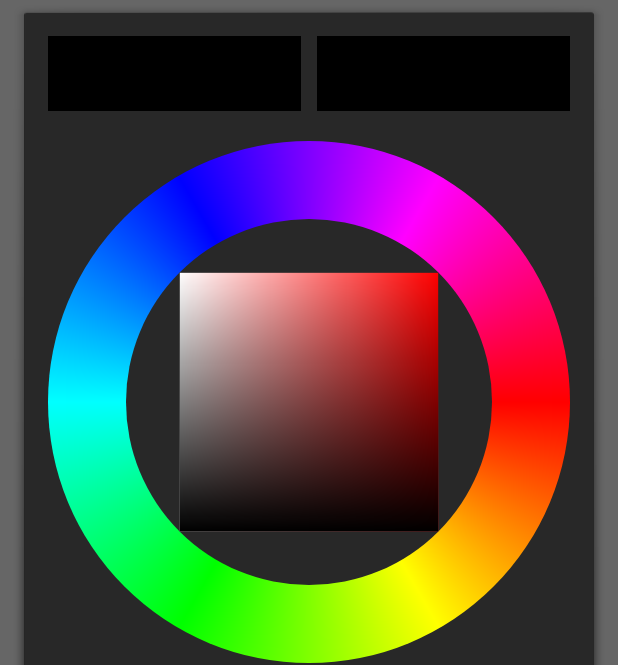
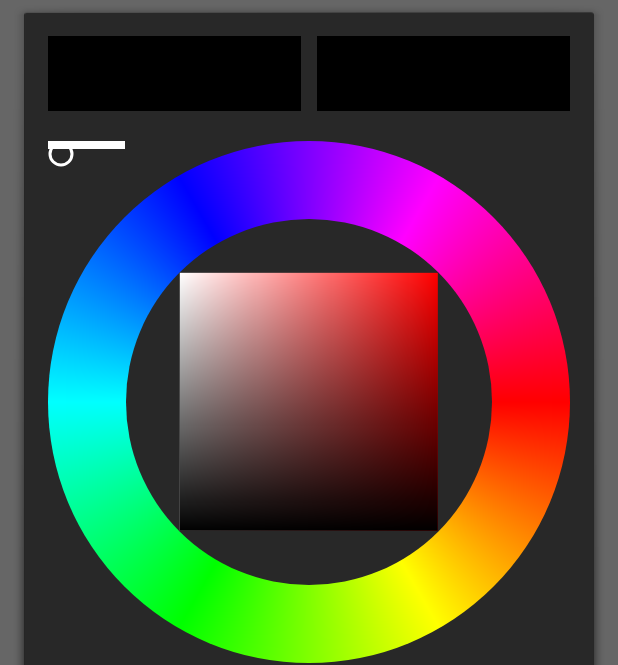
Before and after one commit to krre/AprilBrush-Mobile, an Android app: the screen it shows after launch (MainActivity), after a tap on an icon or button, on a phone screen of 412 x 824 dp. Shown: the top 665 px of the screen. Run offline under Robolectric (Android 15) with nearby library versions, the phone set to English and light mode, and no system bars.

Commit message:
colorpicker: get color by touching

```diff
--- a/AprilBrush/src/main/AndroidManifest.xml
+++ b/AprilBrush/src/main/AndroidManifest.xml
@@ -1,8 +1,8 @@
 <?xml version="1.0" encoding="utf-8"?>
 <manifest xmlns:android="http://schemas.android.com/apk/res/android"
     package="ua.inf.krre.aprilbrush"
-    android:versionCode="1"
-    android:versionName="0.1.0">
+    android:versionCode="0100"
+    android:versionName="1.0.0">
 
     <uses-sdk
         android:minSdkVersion="7"
--- a/AprilBrush/src/main/java/ua/inf/krre/aprilbrush/logic/BrushEngine.java
+++ b/AprilBrush/src/main/java/ua/inf/krre/aprilbrush/logic/BrushEngine.java
@@ -56,6 +56,10 @@ public class BrushEngine implements Observer {
 
     public int getColor() {
         return color;
+    }
+
+    public void setColor(int color) {
+        this.color = color;
     }
 
     public List<BrushData.Brush> getBrushList() {
--- a/AprilBrush/src/main/java/ua/inf/krre/aprilbrush/view/ColorPickerView.java
+++ b/AprilBrush/src/main/java/ua/inf/krre/aprilbrush/view/ColorPickerView.java
@@ -14,43 +14,82 @@ import android.util.AttributeSet;
 import android.util.Log;
 import android.view.MotionEvent;
 import android.view.View;
+import android.widget.ImageView;
+
+import ua.inf.krre.aprilbrush.R;
+import ua.inf.krre.aprilbrush.logic.BrushEngine;
 
 public class ColorPickerView extends View {
-    private final float RING_RATIO = 0.7f;
+    private final static float RING_RATIO = 0.7f;
+    private final static int HUE = 0;
+    private final static int SATURATION = 1;
+    private final static int VALUE = 2;
+    boolean hueGrab = false;
+    boolean satValGrab = false;
+    ImageView colorNewImageView;
     private Paint paint = new Paint(Paint.ANTI_ALIAS_FLAG);
-    private Bitmap bitmap;
+    private Paint satPaint = new Paint(Paint.ANTI_ALIAS_FLAG);
+    private Bitmap ringBitmap;
+    private Bitmap satBitmap;
+    private Bitmap valBitmap;
+    private Bitmap hueSelectorBitmap;
+    private Bitmap satValSelectorBitmap;
+    private Canvas satCanvas;
+    private float outerRingRadius;
+    private float innerRingRadius;
     private int containerWidth;
+    private float rectSize;
+    private float[] hsv = new float[3];
+    private BrushEngine brushEngine;
+    private float xyRect;
 
     public ColorPickerView(Context context, AttributeSet attrs) {
         super(context, attrs);
-
+        brushEngine = BrushEngine.getInstance();
     }
 
     @Override
     protected void onSizeChanged(int w, int h, int oldw, int oldh) {
         containerWidth = Math.min(w, h);
         if (containerWidth > 0) {
-            createColorPicker(containerWidth);
+            Color.colorToHSV(brushEngine.getColor(), hsv);
+            drawColorPicker(containerWidth);
+
+            View colorPickerLayout = (View) getParent();
+            colorNewImageView = (ImageView) colorPickerLayout.findViewById(R.id.colorNewImageView);
         }
     }
 
-    private void createColorPicker(int width) {
-        bitmap = Bitmap.createBitmap(width, width, Bitmap.Config.ARGB_8888);
-        bitmap.eraseColor(Color.TRANSPARENT);
+    private void drawColorPicker(int width) {
+        drawColorRing(width);
 
-        createColorRing(width);
+        rectSize = (float) (width * RING_RATIO / Math.sqrt(2f));
+        xyRect = (width - rectSize) / 2f;
 
-        float rectSize = (float) (width * RING_RATIO / Math.sqrt(2f));
-        createRectangle(rectSize);
+        satBitmap = Bitmap.createBitmap((int) rectSize, (int) rectSize, Bitmap.Config.ARGB_8888);
+        satCanvas = new Canvas(satBitmap);
+
+        drawSatRectangle(rectSize);
+        drawValRectangle(rectSize);
+
+        drawHueSelector(rectSize);
+        drawSatValSelector(rectSize);
+
+        outerRingRadius = width / 2;
+        innerRingRadius = outerRingRadius * RING_RATIO;
     }
 
-    private void createColorRing(int width) {
+    private void drawColorRing(int width) {
+        ringBitmap = Bitmap.createBitmap(width, width, Bitmap.Config.ARGB_8888);
+        ringBitmap.eraseColor(Color.TRANSPARENT);
+        Canvas canvas = new Canvas(ringBitmap);
+
         int center = width / 2;
         Shader ringShader = new SweepGradient(center, center, gradientColors(), null);
 
         Paint paint = new Paint(Paint.ANTI_ALIAS_FLAG);
         paint.setShader(ringShader);
-        Canvas canvas = new Canvas(bitmap);
+
         canvas.drawCircle(center, center, center, paint);
 
         paint.reset();
@@ -60,19 +99,45 @@ public class ColorPickerView extends View {
         canvas.drawCircle(center, center, Math.round(RING_RATIO * center), paint);
     }
 
-    private void createRectangle(float width) {
-        float x = (containerWidth - width) / 2f;
-        float y = x;
+    private void drawSatRectangle(float width) {
+        int hueColor = Color.HSVToColor(255, new float[]{hsv[HUE], 1.0f, 1.0f});
+        Shader saturationShader = new LinearGradient(0, 0, width, 0, Color.WHITE, hueColor, Shader.TileMode.CLAMP);
+        satPaint.setShader(saturationShader);
+        satCanvas.drawRect(0, 0, width, width, satPaint);
+    }
+
+    private void drawValRectangle(float width) {
         Paint paint = new Paint(Paint.ANTI_ALIAS_FLAG);
+        Shader valueShader = new LinearGradient(0, 0, 0, 0 + width, 0x00000000, 0xFF000000, Shader.TileMode.CLAMP);
+        paint.setShader(valueShader);
 
-        Shader saturationShader = new LinearGradient(x, y, x + width, y, Color.WHITE, Color.RED, Shader.TileMode.CLAMP);
-        paint.setShader(saturationShader);
-        Canvas canvas = new Canvas(bitmap);
-        canvas.drawRect(x, y, x + width, y + width, paint);
+        valBitmap = Bitmap.createBitmap((int) width, (int) width, Bitmap.Config.ARGB_8888);
+        Canvas canvas = new Canvas(valBitmap);
+        canvas.drawRect(0, 0, width, width, paint);
+    }
 
-        Shader valueShader = new LinearGradient(x, y, x, y + width, 0x00000000, 0xFF000000, Shader.TileMode.CLAMP);
-        paint.setShader(valueShader);
-        canvas.drawRect(x, y, x + width, y + width, paint);
+    private void drawHueSelector(float width) {
+        int selectorWidth = (int) (width * (1 - RING_RATIO));
+        int selectorHeight = (int) (width / 30);
+
+        hueSelectorBitmap = Bitmap.createBitmap(selectorWidth, selectorHeight, Bitmap.Config.ARGB_8888);
+        hueSelectorBitmap.eraseColor(Color.WHITE);
+    }
+
+    private void drawSatValSelector(float width) {
+        int strokeWidth = 3;
+
+        Paint paint = new Paint(Paint.ANTI_ALIAS_FLAG);
+        paint.setStyle(Paint.Style.STROKE);
+        paint.setStrokeWidth(strokeWidth);
+        paint.setColor(Color.WHITE);
+
+        int circleSize = Math.round(width / 10);
+        satValSelectorBitmap = Bitmap.createBitmap(circleSize, circleSize, Bitmap.Config.ARGB_8888);
+        satValSelectorBitmap.eraseColor(Color.TRANSPARENT);
+
+        Canvas canvas = new Canvas(satValSelectorBitmap);
+        canvas.drawCircle(circleSize / 2f, circleSize / 2f, (circleSize - strokeWidth) / 2, paint);
     }
 
     int[] gradientColors() {
@@ -83,26 +148,88 @@ public class ColorPickerView extends View {
         float[] hsv = {0, 100, 100};
         for (int i = 0; i < segments; i++) {
             colors[i] = Color.HSVToColor(hsv);
-            hsv[0] += hueStep;
+            hsv[HUE] += hueStep;
         }
         return colors;
     }
 
     @Override
     protected void onDraw(Canvas canvas) {
-        canvas.drawBitmap(bitmap, 0, 0, paint);
+        canvas.drawBitmap(ringBitmap, 0, 0, paint);
+        canvas.drawBitmap(satBitmap, xyRect, xyRect, paint);
+        canvas.drawBitmap(valBitmap, xyRect, xyRect, paint);
+        canvas.drawBitmap(hueSelectorBitmap, 0, 0, paint);
+        canvas.drawBitmap(satValSelectorBitmap, 0, 0, paint);
     }
 
     @Override
     public boolean onTouchEvent(MotionEvent event) {
+        // origin moved to the center of color ring
+        float x = event.getX() - containerWidth / 2;
+        float y = containerWidth / 2 - event.getY();
+        Log.d("AB", "origin: x = " + x + " y = " + y);
+
         switch (event.getAction()) {
             case MotionEvent.ACTION_DOWN:
-                Log.d("AB", "down: x = " + event.getX() + " y = " + event.getY());
+                processTouchDown(x, y);
                 break;
             case MotionEvent.ACTION_MOVE:
-                Log.d("AB", "move: x = " + event.getX() + " y = " + event.getY());
+                processTouchMove(x, y);
                 break;
+            case MotionEvent.ACTION_UP:
+                processTouchUp();
         }
         return true;
     }
+
+    private void processTouchDown(float x, float y) {
+        double angle = Math.atan2(x, y);
+        double length = Math.hypot(x, y);
+        if (length >= innerRingRadius && length <= outerRingRadius) {
+            changeHue(angle);
+            hueGrab = true;
+        }
+
+        if (length < innerRingRadius) {
+            changeSatVal(x, y);
+            satValGrab = true;
+        }
+        invalidate();
+    }
+
+    private void processTouchMove(float x, float y) {
+        double angle = Math.atan2(x, y);
+        if (hueGrab) {
+            changeHue(angle);
+        }
+        if (satValGrab) {
+            changeSatVal(x, y);
+        }
+        invalidate();
+    }
+
+    private void changeHue(double angle) {
+        int hue = (int) (angle * 180 / Math.PI - 90);
+        if (hue < 0) {
+            hue += 360;
+        }
+        hsv[HUE] = hue;
+        drawSatRectangle(rectSize);
+        colorNewImageView.setBackgroundColor(Color.HSVToColor(hsv));
+    }
+
+    private void changeSatVal(float x, float y) {
+        float saturation = (x + rectSize / 2) / rectSize;
+        hsv[SATURATION] = Math.max(0, Math.min(saturation, 1));
+
+        float value = (y + rectSize / 2) / rectSize;
+        hsv[VALUE] = Math.max(0, Math.min(value, 1));
+
+        colorNewImageView.setBackgroundColor(Color.HSVToColor(hsv));
+    }
+
+    private void processTouchUp() {
+        hueGrab = false;
+        satValGrab = false;
+    }
 }
```
